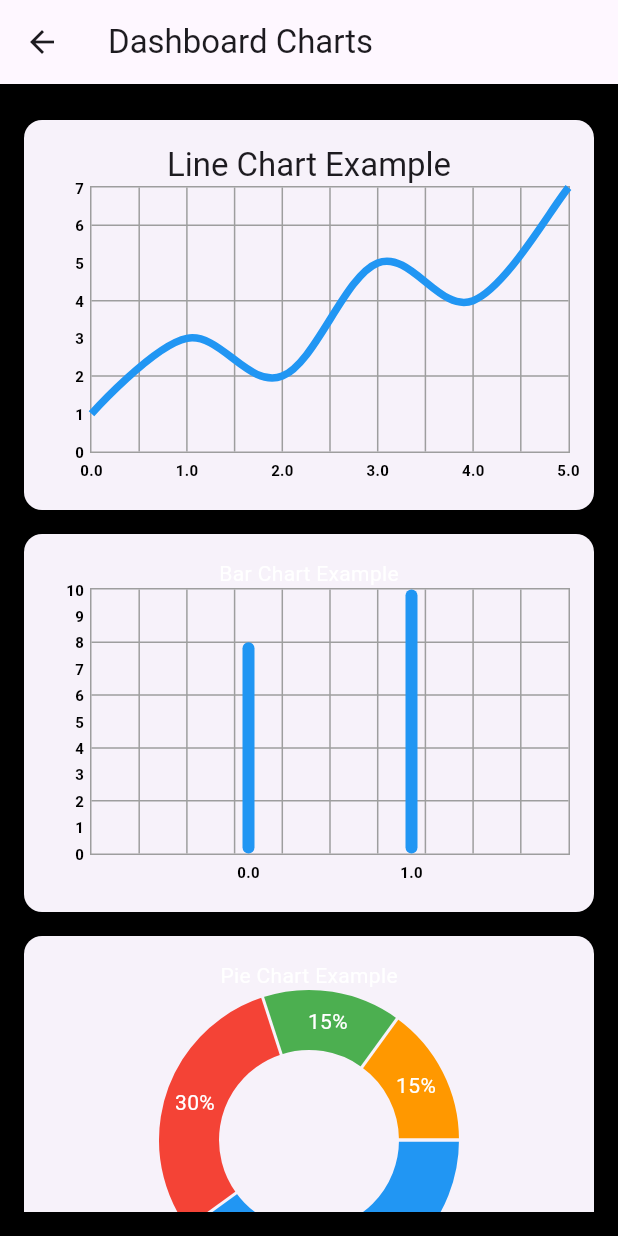
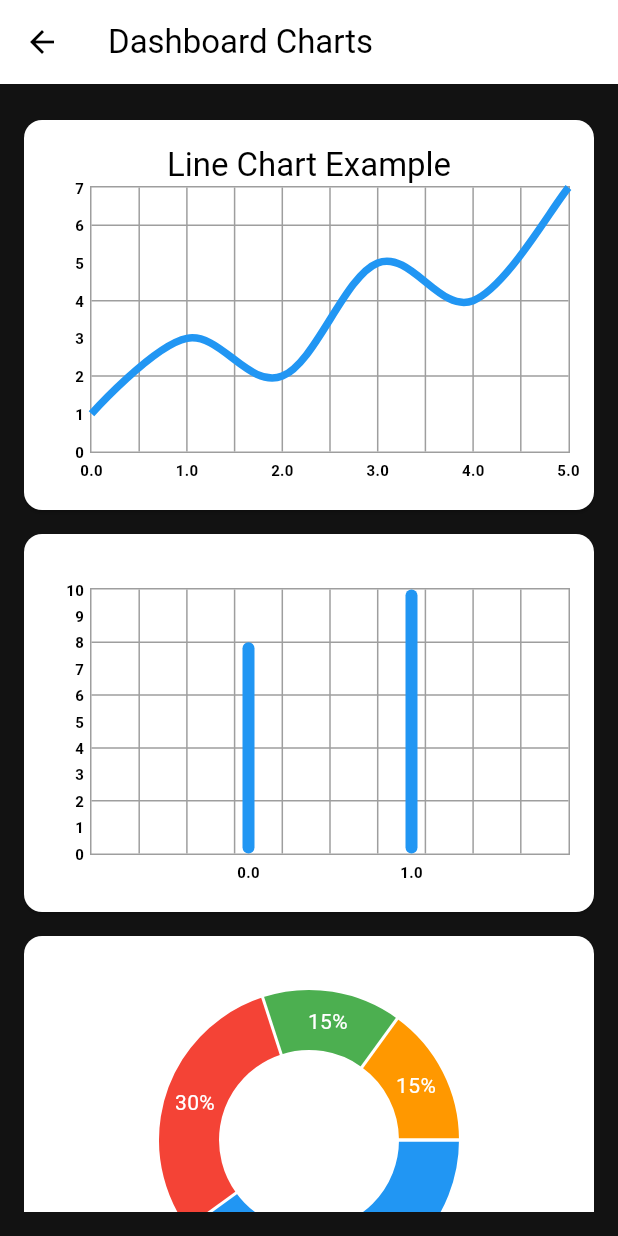
Before and after one commit to kimjooyoon/home_page, a Flutter app: the DashboardChartsPage screen opened directly, on a phone screen of 412 x 824 dp. Run offline on Flutter 3.47's test engine with Material 3 defaults, Android fonts, the light colour scheme and no system bars; drawn by our look-alikes of fl_chart; our stand-ins replace flutter_svg.

Commit message:
fix(color): modify design token, theme

```diff
--- a/lib/atoms/charts/bar_chart_atom.dart
+++ b/lib/atoms/charts/bar_chart_atom.dart
@@ -11,7 +11,7 @@ class BarChartAtom extends StatelessWidget {
   @override
   Widget build(BuildContext context) {
     final isDarkMode = Theme.of(context).brightness == Brightness.dark;
-    final barColor = isDarkMode ? DesignTokens.textColor : DesignTokens.primaryColor;
+    final barColor = isDarkMode ? DesignTokens.bodyText1.color : DesignTokens.primaryColor;
 
     return BarChart(
       BarChartData(
--- a/lib/atoms/theme/design_tokens.dart
+++ b/lib/atoms/theme/design_tokens.dart
@@ -3,11 +3,13 @@ import 'package:flutter/material.dart';
 class DesignTokens {
   static const Color primaryColor = Colors.blue;
   static const Color secondaryColor = Colors.orange;
-  static const Color backgroundColor = Colors.white;
+  static const Color lightModeBackgroundColor = Color(0xFFF0F0F0);
+  static const Color darkModeBackgroundColor = Color(0xFF121212);
   static const Color textColor = Colors.white;
   static const Color hintTextColor = Colors.white70;
-  static const Color borderColor = Colors.white;
+  static const Color borderColor = Colors.grey;
   static const Color focusedBorderColor = Colors.blue;
+
   static const double borderRadius = 8.0;
   static const double padding = 16.0;
 
@@ -33,4 +35,21 @@ class DesignTokens {
   // Text color for dark mode and light mode
   static const Color darkModeTextColor = Colors.white;
   static const Color lightModeTextColor = Colors.black;
+
+  // Label and hint text styles for dark mode and light mode
+  static const TextStyle darkModeLabelTextStyle = TextStyle(color: darkModeTextColor);
+  static const TextStyle darkModeHintTextStyle = TextStyle(color: hintTextColor);
+  static const TextStyle darkModeBodyText1 = TextStyle(
+    fontFamily: 'Roboto',
+    fontSize: 16,
+    color: darkModeTextColor,
+  );
+
+  static const TextStyle lightModeLabelTextStyle = TextStyle(color: lightModeTextColor);
+  static const TextStyle lightModeHintTextStyle = TextStyle(color: lightModeTextColor);
+  static const TextStyle lightModeBodyText1 = TextStyle(
+    fontFamily: 'Roboto',
+    fontSize: 16,
+    color: lightModeTextColor,
+  );
 }
--- a/lib/theme/theme.dart
+++ b/lib/theme/theme.dart
@@ -4,23 +4,20 @@ import 'package:home_page/atoms/theme/design_tokens.dart';
 final ThemeData lightTheme = ThemeData(
   primaryColor: DesignTokens.primaryColor,
   hintColor: DesignTokens.hintTextColor,
-  scaffoldBackgroundColor: Color(0xFFF0F0F0), // 밝은 회색 배경 색상
-  backgroundColor: Color(0xFFF0F0F0), // 밝은 회색 배경 색상
+  scaffoldBackgroundColor: DesignTokens.lightModeBackgroundColor,
+  colorScheme: ColorScheme.fromSwatch()
+      .copyWith(background: DesignTokens.lightModeBackgroundColor),
   textTheme: const TextTheme(
-    bodyLarge: TextStyle(
-      fontFamily: 'Roboto',
-      fontSize: 16,
-      color: Colors.black,
-    ),
+    bodyLarge: DesignTokens.lightModeBodyText1,
     bodyMedium: TextStyle(
       fontFamily: 'Roboto',
       fontSize: 14,
-      color: Colors.black54,
+      color: DesignTokens.lightModeTextColor,
     ),
   ),
   tabBarTheme: const TabBarTheme(
     labelColor: DesignTokens.primaryColor,
-    unselectedLabelColor: Colors.black,
+    unselectedLabelColor: DesignTokens.lightModeTextColor,
   ),
   buttonTheme: ButtonThemeData(
     buttonColor: DesignTokens.primaryColor,
@@ -29,14 +26,14 @@ final ThemeData lightTheme = ThemeData(
     ),
   ),
   inputDecorationTheme: InputDecorationTheme(
-    labelStyle: TextStyle(color: Colors.black),
-    hintStyle: TextStyle(color: Colors.black54),
+    labelStyle: DesignTokens.lightModeLabelTextStyle,
+    hintStyle: DesignTokens.lightModeHintTextStyle,
     enabledBorder: OutlineInputBorder(
-      borderSide: BorderSide(color: Colors.black),
+      borderSide: BorderSide(color: DesignTokens.lightModeBorderColor),
       borderRadius: BorderRadius.circular(DesignTokens.borderRadius),
     ),
     focusedBorder: OutlineInputBorder(
-      borderSide: BorderSide(color: DesignTokens.primaryColor),
+      borderSide: BorderSide(color: DesignTokens.focusedBorderColor),
       borderRadius: BorderRadius.circular(DesignTokens.borderRadius),
     ),
   ),
@@ -45,19 +42,20 @@ final ThemeData lightTheme = ThemeData(
 final ThemeData darkTheme = ThemeData(
   primaryColor: DesignTokens.primaryColor,
   hintColor: DesignTokens.hintTextColor,
-  scaffoldBackgroundColor: Colors.black,
-  backgroundColor: Colors.black,
+  scaffoldBackgroundColor: DesignTokens.darkModeBackgroundColor,
+  colorScheme: ColorScheme.fromSwatch()
+      .copyWith(background: DesignTokens.darkModeBackgroundColor),
   textTheme: const TextTheme(
-    bodyLarge: DesignTokens.bodyText1,
+    bodyLarge: DesignTokens.darkModeBodyText1,
     bodyMedium: TextStyle(
       fontFamily: 'Roboto',
       fontSize: 14,
-      color: DesignTokens.textColor,
+      color: DesignTokens.darkModeTextColor,
     ),
   ),
   tabBarTheme: const TabBarTheme(
     labelColor: DesignTokens.primaryColor,
-    unselectedLabelColor: DesignTokens.textColor,
+    unselectedLabelColor: DesignTokens.darkModeTextColor,
   ),
   buttonTheme: ButtonThemeData(
     buttonColor: DesignTokens.primaryColor,
@@ -66,10 +64,10 @@ final ThemeData darkTheme = ThemeData(
     ),
   ),
   inputDecorationTheme: InputDecorationTheme(
-    labelStyle: DesignTokens.labelTextStyle,
-    hintStyle: DesignTokens.hintTextStyle,
+    labelStyle: DesignTokens.darkModeLabelTextStyle,
+    hintStyle: DesignTokens.darkModeHintTextStyle,
     enabledBorder: OutlineInputBorder(
-      borderSide: BorderSide(color: DesignTokens.borderColor),
+      borderSide: BorderSide(color: DesignTokens.darkModeBorderColor),
       borderRadius: BorderRadius.circular(DesignTokens.borderRadius),
     ),
     focusedBorder: OutlineInputBorder(
```
